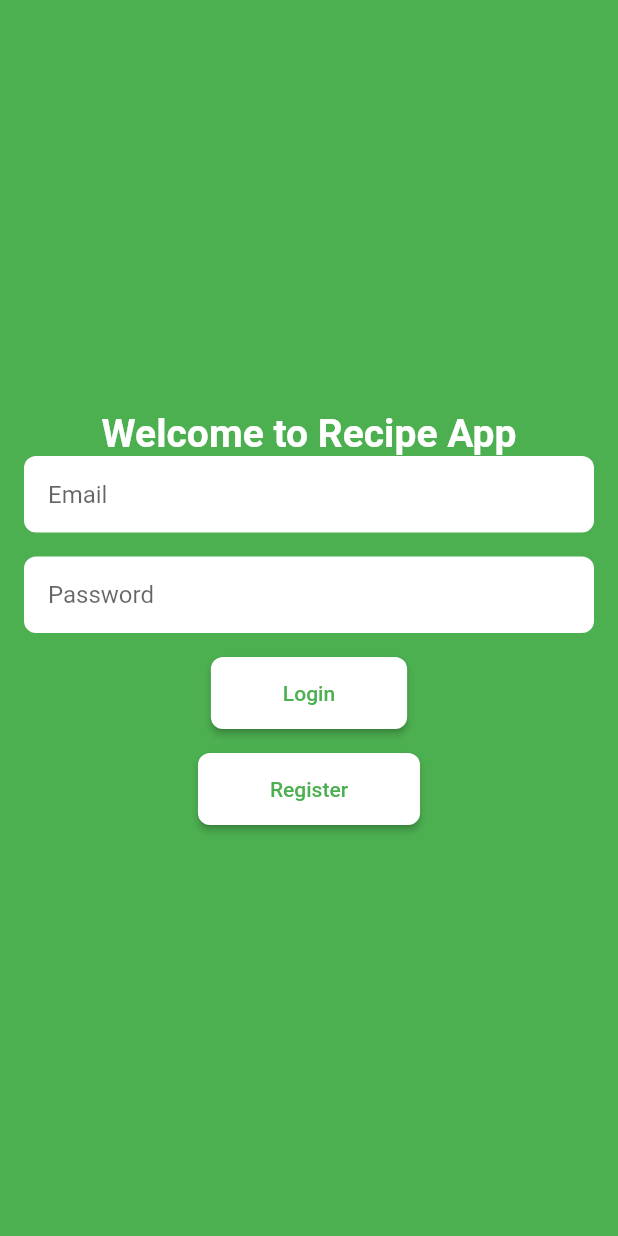
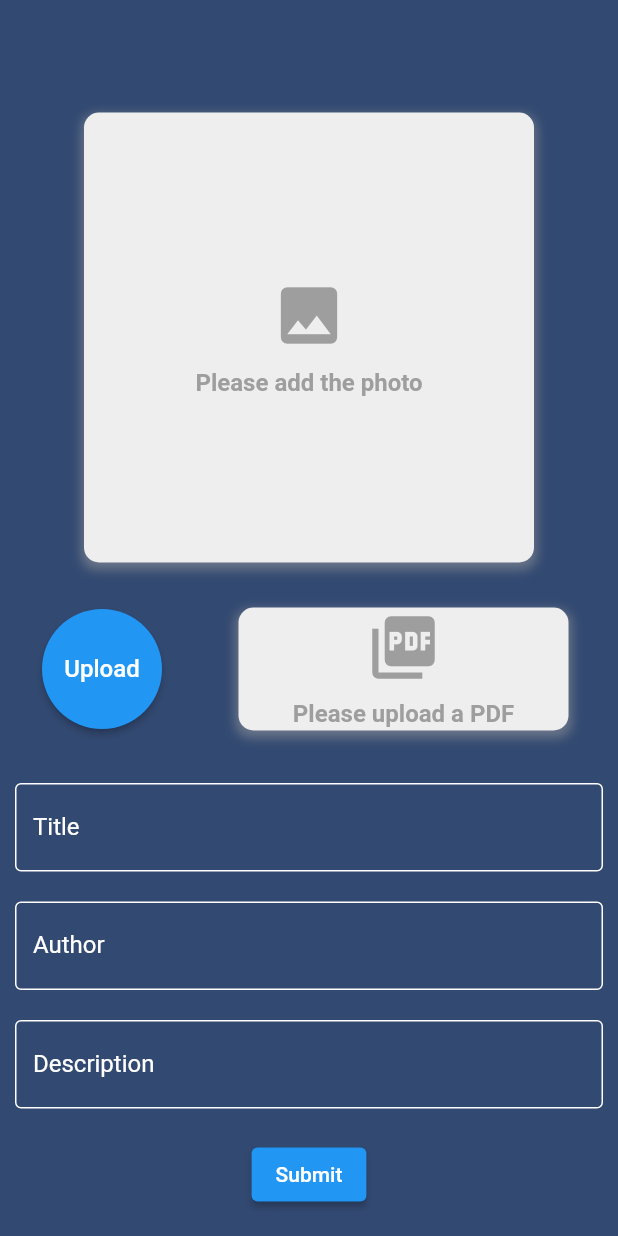
Before and after one commit to SARANGA199/OpenBook, a Flutter app: the screen it shows after launch, on a phone screen of 412 x 824 dp. Run offline on Flutter 3.47's test engine with Material 2 defaults, Android fonts, the phone set to English and light mode, and no system bars; our stand-ins replace file_picker, firebase_auth, firebase_core, firebase_storage, styled_widget; accounts and stored records are empty.

Commit message:
Test file upload

```diff
--- a/open_book/lib/main.dart
+++ b/open_book/lib/main.dart
@@ -1,5 +1,7 @@
 import 'package:flutter/material.dart';
 import 'package:firebase_core/firebase_core.dart';
+import 'package:open_book/screens/books_management/testFilePicker.dart';
+import 'package:open_book/screens/books_management/testStyles.dart';
 import 'package:open_book/screens/user_management_and_saved_books/LoginScreen.dart';
 import 'firebase_options.dart';
 
@@ -23,7 +25,7 @@ class MyApp extends StatelessWidget {
       theme: ThemeData(
         primarySwatch: Colors.blue,
       ),
-      home: const LoginScreen(),
+      home: const TestFilePicker(),
     );
   }
 }
--- /dev/null
+++ b/open_book/lib/screens/books_management/testFilePicker.dart
@@ -0,0 +1,512 @@
+import 'dart:io';
+
+import 'package:file_picker/file_picker.dart';
+import 'package:firebase_storage/firebase_storage.dart';
+import 'package:flutter/material.dart';
+import 'package:flutter/src/widgets/framework.dart';
+import 'package:flutter/src/widgets/placeholder.dart';
+import 'package:styled_widget/styled_widget.dart';
+
+class TestFilePicker extends StatefulWidget {
+  const TestFilePicker({super.key});
+
+  @override
+  State<TestFilePicker> createState() => _TestFilePickerState();
+}
+
+class _TestFilePickerState extends State<TestFilePicker> {
+  PlatformFile? pickedFile;
+  UploadTask? uploadTask;
+  UploadTask? uploadTaskFile;
+  PlatformFile? pdfFile;
+
+  final _formKey = GlobalKey<FormState>();
+  String? _title;
+  String? _author;
+  String? _description;
+  String? _imageURL;
+  String? _pdfURL;
+
+  Future selectFile() async {
+    final result = await FilePicker.platform.pickFiles();
+
+    if (result != null) {
+      setState(() {
+        pickedFile = result.files.first;
+      });
+    } else {
+      // User canceled the picker
+    }
+  }
+
+  Future selectPDF() async {
+    final result = await FilePicker.platform.pickFiles(
+      type: FileType.custom,
+      allowedExtensions: ['pdf'],
+    );
+
+    if (result != null) {
+      setState(() {
+        pdfFile = result.files.first;
+      });
+    } else {
+      // User canceled the picker
+    }
+  }
+
+  Future uploadFile() async {
+    final path = 'photos/${pickedFile!.name}';
+    final file = File(pickedFile!.path!);
+    final ref = FirebaseStorage.instance.ref().child(path);
+    uploadTask = ref.putFile(file);
+    final snapshot = await uploadTask!.whenComplete(() {});
+    final urlDownload = await snapshot.ref.getDownloadURL();
+    print('Download-Link: $urlDownload');
+
+    final filePath = 'files/${pdfFile!.name}';
+    final fileName = File(pdfFile!.path!);
+    final refFirebase = FirebaseStorage.instance.ref().child(filePath);
+    uploadTaskFile = refFirebase.putFile(fileName);
+    final snapshotFile = await uploadTaskFile!.whenComplete(() {});
+    final urlDownloadPDF = await snapshotFile.ref.getDownloadURL();
+    print('Download-Link: $urlDownloadPDF');
+  }
+
+  void _submitForm() {
+    if (_formKey.currentState!.validate()) {
+      // All fields are valid, so submit the form
+      // You can access the values entered by the user via _title, _author, and _description
+      // Upload the files here using the uploadFile method
+    }
+  }
+
+  @override
+  Widget build(BuildContext context) {
+    return Scaffold(
+      backgroundColor: Color.fromARGB(255, 50, 73, 113),
+      body: Padding(
+        padding: EdgeInsets.only(top: 50),
+        child: SingleChildScrollView(
+          child: Center(
+            child: <Widget>[
+              InsertFile(300, 300, selectFile, 1, pickedFile),
+              Row(
+                mainAxisAlignment: MainAxisAlignment.spaceEvenly,
+                children: [
+                  SizedBox(
+                    height: 80,
+                    width: 100,
+                    child: ElevatedButton(
+                      child: Text('Upload', style: TextStyle(fontSize: 16)),
+                      onPressed: uploadFile,
+                      style: ElevatedButton.styleFrom(
+                        shape: CircleBorder(),
+                        padding: EdgeInsets.all(0),
+                        primary: Colors.blue,
+                      ),
+                    ),
+                  ),
+                  const SizedBox(width: 10),
+                  InsertFile(82, 220, selectPDF, 2, pdfFile),
+                ],
+              ),
+              const SizedBox(height: 20),
+              TextFormField(
+                decoration: const InputDecoration(
+                  labelText: 'Title',
+                  labelStyle: TextStyle(color: Colors.white),
+                  enabledBorder: OutlineInputBorder(
+                    borderSide: BorderSide(color: Colors.white),
+                  ),
+                  focusedBorder: OutlineInputBorder(
+                    borderSide: BorderSide(color: Colors.white),
+                  ),
+                ),
+              ),
+              const SizedBox(height: 20),
+              TextFormField(
+                decoration: const InputDecoration(
+                  labelText: 'Author',
+                  labelStyle: TextStyle(color: Colors.white),
+                  enabledBorder: OutlineInputBorder(
+                    borderSide: BorderSide(color: Colors.white),
+                  ),
+                  focusedBorder: OutlineInputBorder(
+                    borderSide: BorderSide(color: Colors.white),
+                  ),
+                ),
+              ),
+              const SizedBox(height: 20),
+              TextFormField(
+                maxLines: null,
+                keyboardType: TextInputType.multiline,
+                decoration: const InputDecoration(
+                  labelText: 'Description',
+                  labelStyle: TextStyle(color: Colors.white),
+                  enabledBorder: OutlineInputBorder(
+                    borderSide: BorderSide(color: Colors.white),
+                  ),
+                  focusedBorder: OutlineInputBorder(
+                    borderSide: BorderSide(color: Colors.white),
+                  ),
+                ),
+              ),
+              const SizedBox(height: 20),
+              ElevatedButton(
+                child: const Text('Submit'),
+                onPressed: () {},
+              ),
+            ].toColumn().padding(all: 10),
+          ),
+        ),
+      ),
+    );
+  }
+}
+
+Widget InsertFile(double height, double width, VoidCallback onTap, int type,
+        PlatformFile? PFile) =>
+    <Widget>[
+      if (PFile != null)
+        InkWell(
+          onTap: onTap,
+          child: Container(
+            decoration: BoxDecoration(
+              color: Colors.grey[200],
+              borderRadius: BorderRadius.circular(10),
+              boxShadow: [
+                BoxShadow(
+                  color: Colors.grey.withOpacity(0.5),
+                  spreadRadius: 2,
+                  blurRadius: 5,
+                  offset: Offset(0, 3),
+                ),
+              ],
+            ),
+            height: height, // set the height to a fixed value
+            width: width, // set the width to a fixed value
+            child: type == 1
+                ? Image.file(
+                    File(PFile.path!),
+                    fit: BoxFit.cover,
+                  )
+                : Container(
+                    decoration: BoxDecoration(
+                      color: Colors.grey[200],
+                      borderRadius: BorderRadius.circular(10),
+                      boxShadow: [
+                        BoxShadow(
+                          color: Colors.grey.withOpacity(0.5),
+                          spreadRadius: 2,
+                          blurRadius: 5,
+                          offset: Offset(0, 3),
+                        ),
+                      ],
+                    ),
+                    height: height,
+                    width: width,
+                    child: Column(
+                      mainAxisAlignment: MainAxisAlignment.center,
+                      children: [
+                        Icon(
+                          Icons.picture_as_pdf,
+                          size: 50,
+                          color: Colors.grey[500],
+                        ),
+                        const SizedBox(height: 10),
+                        Text(
+                          PFile.name,
+                          style: TextStyle(
+                            fontSize: 16,
+                            fontWeight: FontWeight.bold,
+                            color: Colors.grey[500],
+                          ),
+                        ),
+                      ],
+                    ),
+                  ),
+          ),
+        ),
+      if (PFile == null)
+        InkWell(
+          onTap: onTap,
+          child: Container(
+            decoration: BoxDecoration(
+              color: Colors.grey[200],
+              borderRadius: BorderRadius.circular(10),
+              boxShadow: [
+                BoxShadow(
+                  color: Colors.grey.withOpacity(0.5),
+                  spreadRadius: 2,
+                  blurRadius: 5,
+                  offset: Offset(0, 3),
+                ),
+              ],
+            ),
+            height: height, // set the height to a fixed value
+            width: width, // set the width to a fixed value
+            child: Column(
+              mainAxisAlignment: MainAxisAlignment.center,
+              children: type == 1
+                  ? [
+                      Icon(
+                        Icons.photo,
+                        size: 50,
+                        color: Colors.grey[500],
+                      ),
+                      const SizedBox(height: 10),
+                      Text(
+                        'Please add the photo',
+                        style: TextStyle(
+                          fontSize: 16,
+                          fontWeight: FontWeight.bold,
+                          color: Colors.grey[500],
+                        ),
+                      ),
+                    ]
+                  : [
+                      Icon(
+                        Icons.picture_as_pdf,
+                        size: 50,
+                        color: Colors.grey[500],
+                      ),
+                      const SizedBox(height: 10),
+                      Text(
+                        'Please upload a PDF',
+                        style: TextStyle(
+                          fontSize: 16,
+                          fontWeight: FontWeight.bold,
+                          color: Colors.grey[500],
+                        ),
+                      ),
+                    ],
+            ),
+          ),
+        ),
+    ]
+        .toColumn(mainAxisAlignment: MainAxisAlignment.spaceBetween)
+        .padding(all: 15);
+
+//   Widget InsertPDF() => <Widget>[
+//         if (pdfFile != null && pdfFile!.extension == 'pdf')
+//           InkWell(
+//             onTap: selectPDF,
+//             child: Container(
+//               decoration: BoxDecoration(
+//                 color: Colors.grey[200],
+//                 borderRadius: BorderRadius.circular(10),
+//               ),
+//               height: 100,
+//               width: double.infinity,
+//               child: Column(
+//                 mainAxisAlignment: MainAxisAlignment.center,
+//                 children: [
+//                   Icon(
+//                     Icons.picture_as_pdf,
+//                     size: 50,
+//                     color: Colors.grey[500],
+//                   ),
+//                   const SizedBox(height: 10),
+//                   Text(
+//                     pdfFile!.name,
+//                     style: TextStyle(
+//                       fontSize: 16,
+//                       fontWeight: FontWeight.bold,
+//                       color: Colors.grey[500],
+//                     ),
+//                   ),
+//                 ],
+//               ),
+//             ),
+//           ),
+//         if (pdfFile != null && pdfFile!.extension != 'pdf')
+//           InkWell(
+//             onTap: selectPDF,
+//             child: Container(
+//               decoration: BoxDecoration(
+//                 color: Colors.grey[200],
+//                 borderRadius: BorderRadius.circular(10),
+//               ),
+//               height: 100,
+//               width: double.infinity,
+//               child: Column(
+//                 mainAxisAlignment: MainAxisAlignment.center,
+//                 children: [
+//                   Icon(
+//                     Icons.photo,
+//                     size: 50,
+//                     color: Colors.grey[500],
+//                   ),
+//                   const SizedBox(height: 10),
+//                   Text(
+//                     'Unsupported file format',
+//                     style: TextStyle(
+//                       fontSize: 16,
+//                       fontWeight: FontWeight.bold,
+//                       color: Colors.grey[500],
+//                     ),
+//                   ),
+//                 ],
+//               ),
+//             ),
+//           ),
+//         if (pdfFile == null)
+//           InkWell(
+//             onTap: selectPDF,
+//             child: Container(
+//               decoration: BoxDecoration(
+//                 color: Colors.grey[200],
+//                 borderRadius: BorderRadius.circular(10),
+//               ),
+//               height: 100,
+//               width: double.infinity,
+//               child: Column(
+//                 mainAxisAlignment: MainAxisAlignment.center,
+//                 children: [
+//                   Icon(
+//                     Icons.photo,
+//                     size: 50,
+//                     color: Colors.grey[500],
+//                   ),
+//                   const SizedBox(height: 10),
+//                   Text(
+//                     'Click here to add a PDF book',
+//                     style: TextStyle(
+//                       fontSize: 16,
+//                       fontWeight: FontWeight.bold,
+//                       color: Colors.grey[500],
+//                     ),
+//                   ),
+//                 ],
+//               ),
+//             ),
+//           ),
+//       ]
+//           .toColumn(
+//             mainAxisAlignment: MainAxisAlignment.spaceBetween,
+//           )
+//           .padding(all: 18);
+// }
+
+
+
+// Widget buildProgress() => StreamBuilder<TaskSnapshot>(
+//     stream: uploadTask?.snapshotEvents,
+//     builder: (context, snapshot) {
+//       if (snapshot.hasData) {
+//         final snap = snapshot.data!;
+//         double progress = snap.bytesTransferred / snap.totalBytes;
+
+//         return SizedBox(
+//             height: 50,
+//             child: Stack(
+//               fit: StackFit.expand,
+//               children: [
+//                 LinearProgressIndicator(
+//                   value: progress,
+//                   backgroundColor: Colors.grey[200],
+//                   color: Colors.blue,
+//                 ),
+//                 Center(
+//                   child: Text(
+//                     '${(progress * 100).toStringAsFixed(2)} %',
+//                     style: const TextStyle(
+//                       color: Colors.white,
+//                       fontWeight: FontWeight.bold,
+//                     ),
+//                   ),
+//                 ),
+//               ],
+//             ));
+//       } else {
+//         return const Placeholder();
+//       }
+//     });
+
+
+//  return Scaffold(
+//         appBar: AppBar(
+//           title: const Text('File Picker'),
+//         ),
+//         backgroundColor: Colors.white,
+//         body: Center(
+//           //create two buttons for picking files and uploading them
+//           child: Column(
+//             mainAxisAlignment: MainAxisAlignment.center,
+//             children: [
+//               if (pickedFile != null)
+//                 InkWell(
+//                   onTap: selectFile,
+//                   child: Container(
+//                     decoration: BoxDecoration(
+//                       color: Colors.grey[200],
+//                       borderRadius: BorderRadius.circular(10),
+//                       boxShadow: [
+//                         BoxShadow(
+//                           color: Colors.grey.withOpacity(0.5),
+//                           spreadRadius: 2,
+//                           blurRadius: 5,
+//                           offset: Offset(0, 3),
+//                         ),
+//                       ],
+//                     ),
+//                     height: 300, // set the height to a fixed value
+//                     width: 300, // set the width to a fixed value
+//                     child: ClipRRect(
+//                       borderRadius: BorderRadius.circular(10),
+//                       child: Image.file(
+//                         File(pickedFile!.path!),
+//                         fit: BoxFit.cover,
+//                       ),
+//                     ),
+//                   ),
+//                 ),
+//               if (pickedFile == null)
+//                 InkWell(
+//                   onTap: selectFile,
+//                   child: Container(
+//                     decoration: BoxDecoration(
+//                       color: Colors.grey[200],
+//                       borderRadius: BorderRadius.circular(10),
+//                       boxShadow: [
+//                         BoxShadow(
+//                           color: Colors.grey.withOpacity(0.5),
+//                           spreadRadius: 2,
+//                           blurRadius: 5,
+//                           offset: Offset(0, 3),
+//                         ),
+//                       ],
+//                     ),
+//                     height: 300, // set the height to a fixed value
+//                     width: 300, // set the width to a fixed value
+//                     child: Column(
+//                       mainAxisAlignment: MainAxisAlignment.center,
+//                       children: [
+//                         Icon(
+//                           Icons.photo,
+//                           size: 50,
+//                           color: Colors.grey[500],
+//                         ),
+//                         const SizedBox(height: 10),
+//                         Text(
+//                           'Click to pick a file',
+//                           style: TextStyle(
+//                             fontSize: 16,
+//                             fontWeight: FontWeight.bold,
+//                             color: Colors.grey[500],
+//                           ),
+//                         ),
+//                       ],
+//                     ),
+//                   ),
+//                 ),
+//               const SizedBox(height: 20),
+//               ElevatedButton(
+//                 child: const Text('Upload File'),
+//                 onPressed: uploadFile,
+//               ),
+//               const SizedBox(height: 32),
+//             ],
+//           ),
+//         ));
+//   }
```
Also changed, not shown: open_book/lib/screens/books_management/testStyles.dart (added, +72 -0 lines), open_book/pubspec.yaml (+7 -6 lines), open_book/assets/wishdoit.png (added), open_book/pubspec.lock, 1 other file.
